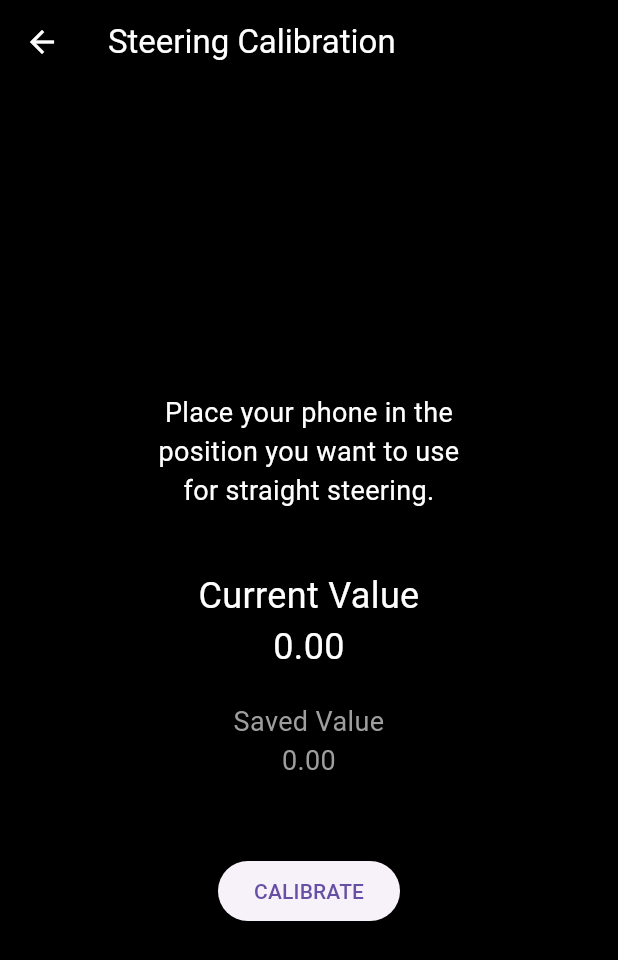
After one commit to Andelif52/hold_my_steering, a Flutter app: the CalibrationPage screen opened directly, after a tap on "CALIBRATE", after a tap on the "settings" icon, after a tap on "Steering Calibration", on a phone screen of 412 x 824 dp. The commit adds this screen. Shown: the top 960 px of the screen. Run offline on Flutter 3.47's test engine with Material 3 defaults, Android fonts, the phone set to English and light mode, and no system bars; our stand-ins replace sensors_plus, shared_preferences; accounts and stored records are empty.

Commit message:
Calibration settings done

```diff
--- /dev/null
+++ b/hold_my_steering/mobile_app/lib/screens/calibration_page.dart
@@ -0,0 +1,165 @@
+import 'dart:async';
+
+import 'package:flutter/material.dart';
+import 'package:sensors_plus/sensors_plus.dart';
+
+import '../settings/controller_settings.dart';
+
+class CalibrationPage extends StatefulWidget {
+  const CalibrationPage({super.key});
+
+  @override
+  State<CalibrationPage> createState() =>
+      _CalibrationPageState();
+}
+
+class _CalibrationPageState
+    extends State<CalibrationPage> {
+
+  double currentValue = 0.0;
+
+  late StreamSubscription<AccelerometerEvent>
+      accelerometerSubscription;
+
+  @override
+  void initState() {
+    super.initState();
+
+    accelerometerSubscription =
+        accelerometerEventStream().listen(
+              (event) {
+
+            setState(() {
+              currentValue = event.y;
+            });
+
+          },
+        );
+  }
+
+  Future<void> calibrateSteering() async {
+
+    await ControllerSettings
+        .setSteeringOffset(currentValue);
+
+    if (!mounted) return;
+
+    ScaffoldMessenger.of(context).showSnackBar(
+
+      const SnackBar(
+        content:
+        Text("Calibration Successful!"),
+        duration: Duration(seconds: 1),
+      ),
+
+    );
+
+    await Future.delayed(
+      const Duration(seconds: 1),
+    );
+
+    if (mounted) {
+      Navigator.pop(context);
+    }
+  }
+
+  @override
+  void dispose() {
+    accelerometerSubscription.cancel();
+
+    super.dispose();
+  }
+
+  @override
+  Widget build(BuildContext context) {
+
+    return Scaffold(
+
+      backgroundColor: Colors.black,
+
+      appBar: AppBar(
+        title:
+        const Text("Steering Calibration"),
+        backgroundColor: Colors.black,
+        foregroundColor: Colors.white,
+      ),
+
+      body: Center(
+
+        child: Padding(
+
+          padding:
+          const EdgeInsets.all(24),
+
+          child: Column(
+
+            mainAxisAlignment:
+            MainAxisAlignment.center,
+
+            children: [
+
+              const Text(
+                "Place your phone in the\n"
+                "position you want to use\n"
+                "for straight steering.",
+                textAlign: TextAlign.center,
+                style: TextStyle(
+                  color: Colors.white,
+                  fontSize: 18,
+                ),
+              ),
+
+              const SizedBox(height: 40),
+
+              Text(
+                "Current Value\n"
+                "${currentValue.toStringAsFixed(2)}",
+
+                textAlign: TextAlign.center,
+
+                style: const TextStyle(
+                  color: Colors.white,
+                  fontSize: 24,
+                ),
+              ),
+
+              const SizedBox(height: 20),
+
+              Text(
+                "Saved Value\n"
+                "${ControllerSettings.getSteeringOffset().toStringAsFixed(2)}",
+
+                textAlign: TextAlign.center,
+
+                style: const TextStyle(
+                  color: Colors.grey,
+                  fontSize: 18,
+                ),
+              ),
+
+              const SizedBox(height: 50),
+
+              ElevatedButton(
+
+                onPressed: () {
+                  calibrateSteering();
+                },
+
+                child: const Text(
+                  "CALIBRATE",
+                ),
+
+              ),
+
+            ],
+
+          ),
+
+        ),
+
+      ),
+
+    );
+
+  }
+}
--- a/hold_my_steering/mobile_app/lib/screens/settings_page.dart
+++ b/hold_my_steering/mobile_app/lib/screens/settings_page.dart
@@ -1,5 +1,6 @@
 import 'package:flutter/material.dart';
 import '../settings/controller_settings.dart';
+import 'calibration_page.dart';
 
 class SettingsPage extends StatefulWidget {
   const SettingsPage({super.key});
@@ -9,7 +10,6 @@ class SettingsPage extends StatefulWidget {
 }
 
 class _SettingsPageState extends State<SettingsPage> {
-
   List<int> steeringValues = [];
   List<int> swipeValues = [];
 
@@ -28,9 +28,7 @@ class _SettingsPageState extends State<SettingsPage> {
 
   @override
   Widget build(BuildContext context) {
-
     return Scaffold(
-
       backgroundColor: Colors.black,
 
       appBar: AppBar(
@@ -40,13 +38,11 @@ class _SettingsPageState extends State<SettingsPage> {
       ),
 
       body: ListView(
-
         children: [
 
           // Steering Sensitivity
 
           ListTile(
-
             title: const Text(
               "Steering Sensitivity",
               style: TextStyle(
@@ -67,50 +63,33 @@ class _SettingsPageState extends State<SettingsPage> {
             ),
 
             onTap: () {
-
               showModalBottomSheet(
-
                 context: context,
 
-                builder: (context){
-
+                builder: (context) {
                   return ListView.builder(
-
                     itemCount: steeringValues.length,
 
-                    itemBuilder: (context,index){
+                    itemBuilder: (context, index) {
+                      return ListTile(
+                        title: Text(
+                            "${steeringValues[index]}%"),
 
-                      return ListTile(
-
-                        title:
-                        Text("${steeringValues[index]}%"),
-
-                        onTap: (){
-
+                        onTap: () {
                           setState(() {
-
                             ControllerSettings
-                                .steeringSensitivity =
-                            steeringValues[index];
-
+                                    .steeringSensitivity =
+                                steeringValues[index];
                           });
 
                           Navigator.pop(context);
-
                         },
-
                       );
-
                     },
-
                   );
-
                 },
-
               );
-
             },
-
           ),
 
           const Divider(),
@@ -118,7 +97,6 @@ class _SettingsPageState extends State<SettingsPage> {
           // Swipe Sensitivity
 
           ListTile(
-
             title: const Text(
               "Swipe Sensitivity",
               style: TextStyle(
@@ -139,59 +117,43 @@ class _SettingsPageState extends State<SettingsPage> {
             ),
 
             onTap: () {
-
               showModalBottomSheet(
-
                 context: context,
 
-                builder: (context){
-
+                builder: (context) {
                   return ListView.builder(
-
                     itemCount: swipeValues.length,
 
-                    itemBuilder: (context,index){
+                    itemBuilder: (context, index) {
+                      return ListTile(
+                        title: Text(
+                            "${swipeValues[index]}%"),
 
-                      return ListTile(
-
-                        title:
-                        Text("${swipeValues[index]}%"),
-
-                        onTap: (){
-
+                        onTap: () {
                           setState(() {
-
                             ControllerSettings
                                 .setSwipeSensitivity(
-                                swipeValues[index].toDouble());
-
+                              swipeValues[index]
+                                  .toDouble(),
+                            );
                           });
 
                           Navigator.pop(context);
-
                         },
-
                       );
-
                     },
-
                   );
-
                 },
-
               );
-
             },
-
           ),
 
           const Divider(),
 
           // Steering Calibration
 
-          const ListTile(
-
-            title: Text(
+          ListTile(
+            title: const Text(
               "Steering Calibration",
               style: TextStyle(
                 color: Colors.white,
@@ -199,18 +161,36 @@ class _SettingsPageState extends State<SettingsPage> {
             ),
 
             subtitle: Text(
-              "Coming Soon",
-              style: TextStyle(
+              ControllerSettings.getCalibrationStatus()
+                  ? "Calibrated"
+                  : "Not Calibrated",
+              style: const TextStyle(
                 color: Colors.grey,
               ),
             ),
 
+            trailing: const Icon(
+              Icons.arrow_forward_ios,
+              color: Colors.white,
+            ),
+
+            onTap: () async {
+              await Navigator.push(
+                context,
+                MaterialPageRoute(
+                  builder: (_) =>
+                      const CalibrationPage(),
+                ),
+              );
+
+              // Refresh the page after returning.
+
+              setState(() {});
+            },
           ),
 
         ],
-
       ),
-
     );
   }
 }
--- a/hold_my_steering/mobile_app/lib/settings/controller_settings.dart
+++ b/hold_my_steering/mobile_app/lib/settings/controller_settings.dart
@@ -1,3 +1,5 @@
+import 'package:shared_preferences/shared_preferences.dart';
+
 class ControllerSettings {
   // Steering Sensitivity
 
@@ -32,4 +34,58 @@ class ControllerSettings {
   static void setSwipeSensitivity(double value) {
     swipeSensitivity = value;
   }
+
+  // Steering Calibration
+
+  static double getSteeringOffset() {
+    return steeringOffset;
+  }
+
+  static bool getCalibrationStatus() {
+    return isCalibrated;
+  }
+
+  static Future<void> setSteeringOffset(double value) async {
+    steeringOffset = value;
+    isCalibrated = true;
+
+    final prefs = await SharedPreferences.getInstance();
+
+    await prefs.setDouble(
+      "steeringCalibration",
+      value,
+    );
+
+    await prefs.setBool(
+      "isCalibrated",
+      true,
+    );
+  }
+
+  static Future<void> loadCalibration() async {
+    final prefs = await SharedPreferences.getInstance();
+
+    steeringOffset =
+        prefs.getDouble("steeringCalibration") ?? 0.0;
+
+    isCalibrated =
+        prefs.getBool("isCalibrated") ?? false;
+  }
+
+  static Future<void> resetCalibration() async {
+    steeringOffset = 0.0;
+    isCalibrated = false;
+
+    final prefs = await SharedPreferences.getInstance();
+
+    await prefs.setDouble(
+      "steeringCalibration",
+      0.0,
+    );
+
+    await prefs.setBool(
+      "isCalibrated",
+      false,
+    );
+  }
 }
--- a/hold_my_steering/mobile_app/pubspec.yaml
+++ b/hold_my_steering/mobile_app/pubspec.yaml
@@ -13,6 +13,7 @@ dependencies:
   flutter:
     sdk: flutter
 
+  shared_preferences: ^2.5.3
   cupertino_icons: ^1.0.8
   sensors_plus: ^6.1.1
 
```
Also changed, not shown: hold_my_steering/mobile_app/lib/main.dart (+6 -1 lines), hold_my_steering/mobile_app/lib/screens/controller_screen.dart (+20 -24 lines), hold_my_steering/mobile_app/pubspec.lock, 1 other file.
